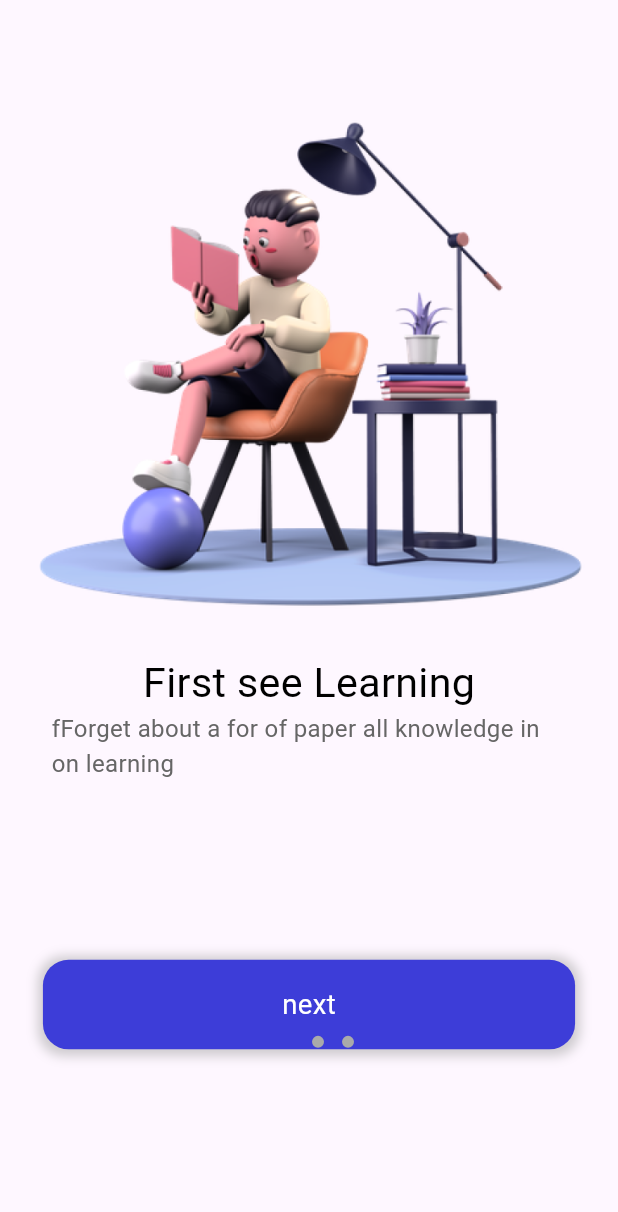
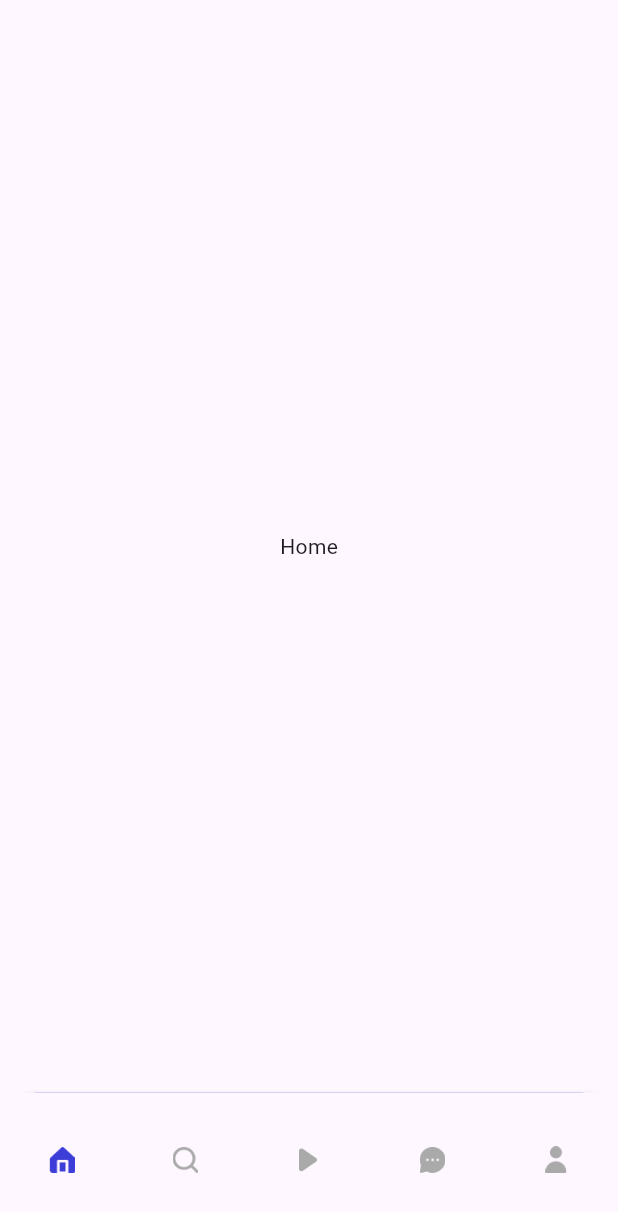
Before and after one commit to martin-ngigi/u_learn, a Flutter app: the screen it shows after launch, on a phone screen of 412 x 824 dp. Shown: the top 1212 px of the screen. Run offline on Flutter 3.47's test engine with Material 2 defaults, Android fonts, the phone set to English and light mode, and no system bars; drawn by our look-alikes of dots_indicator; our stand-ins replace cloud_firestore, firebase_auth, firebase_core, firebase_messaging, flutter_bloc, flutter_screenutil and 1 more; accounts and stored records are empty.

Commit message:
Bottom navigation done

```diff
--- a/lib/main.dart
+++ b/lib/main.dart
@@ -5,6 +5,7 @@ import 'package:flutter_screenutil/flutter_screenutil.dart';
 import 'package:u_learn/app_blocs.dart';
 import 'package:u_learn/app_events.dart';
 import 'package:u_learn/app_states.dart';
+import 'package:u_learn/pages/application/application_page.dart';
 import 'package:u_learn/pages/bloc_providers.dart';
 import 'package:u_learn/pages/register/register.dart';
 import 'package:u_learn/pages/sign_in/bloc/sign_in_bloc.dart';
@@ -54,7 +55,7 @@ class MyApp extends StatelessWidget {
               colorScheme: ColorScheme.fromSeed(seedColor: Colors.deepPurple),
               useMaterial3: true,
             ),
-            home: Welcome(),
+            home: ApplicationPage(),
             routes: {
               //"myHomePage": (context) => MyHomePage(),
               "signIn": (context) => SignIn(),
--- /dev/null
+++ b/lib/pages/application/application_page.dart
@@ -0,0 +1,166 @@
+import 'package:flutter/material.dart';
+import 'package:flutter_screenutil/flutter_screenutil.dart';
+import 'package:u_learn/common/values/colors.dart';
+import 'package:u_learn/pages/application/application_widgets.dart';
+
+class ApplicationPage extends StatefulWidget {
+
+  const ApplicationPage({super.key});
+
+  @override
+  State<ApplicationPage> createState() => _ApplicationPageState();
+}
+
+class _ApplicationPageState extends State<ApplicationPage> {
+  int _index = 0;
+
+  @override
+  Widget build(BuildContext context) {
+    return Container(
+      color: Colors.white,
+      child: Scaffold(
+        body: buildPage(_index),
+        bottomNavigationBar: Container(
+          width: 375.w,
+          height: 80.h,
+          decoration: BoxDecoration(
+            color: AppColors.primaryElement,
+            borderRadius: BorderRadius.only(
+              topLeft: Radius.circular(20.h),
+              topRight: Radius.circular(20.h),
+            ),
+            boxShadow: [
+              BoxShadow(
+                color: Colors.grey.withOpacity(0.1),
+                spreadRadius: 1,
+                blurRadius: 1
+              )
+            ]
+          ),
+          child: BottomNavigationBar(
+            onTap: (value){
+              setState((){
+                _index = value;
+              });
+              //print("---------> [ApplicationPage] tapped page index: $_index");
+
+            },
+            elevation: 0,
+            currentIndex: _index,
+            type: BottomNavigationBarType.fixed,
+            showSelectedLabels: false,
+            showUnselectedLabels: false,
+            selectedItemColor: AppColors.primaryElement,
+            unselectedItemColor: AppColors.primaryFourthElementText,
+            items: [
+              /// home
+              BottomNavigationBarItem(
+                  label: "Home",
+                  backgroundColor: Colors.grey,
+                  activeIcon: SizedBox(
+                    child: Image.asset(
+                      width: 15.w,
+                      height: 15.h,
+                      "assets/icons/home.png",
+                      color: AppColors.primaryElement,
+                    ),
+                  ) ,
+                  icon: SizedBox(
+                    width: 15.w,
+                    height: 15.h,
+                    child: Image.asset(
+                        "assets/icons/home.png"
+                    ),
+                  )
+              ),
+
+              ///search
+              BottomNavigationBarItem(
+                  label: "Search",
+                  backgroundColor: Colors.grey,
+                  activeIcon: SizedBox(
+                    child: Image.asset(
+                      width: 15.w,
+                      height: 15.h,
+                      "assets/icons/search2.png",
+                      color: AppColors.primaryElement,
+                    ),
+                  ) ,
+                  icon: SizedBox(
+                    width: 15.w,
+                    height: 15.h,
+                    child: Image.asset(
+                        "assets/icons/search2.png"
+                    ),
+                  )
+              ),
+
+              /// Course
+              BottomNavigationBarItem(
+                  label: "Course",
+                  backgroundColor: Colors.grey,
+                  activeIcon: SizedBox(
+                    child: Image.asset(
+                      width: 15.w,
+                      height: 15.h,
+                      "assets/icons/play-circle1.png",
+                      color: AppColors.primaryElement,
+                    ),
+                  ) ,
+                  icon: SizedBox(
+                    width: 15.w,
+                    height: 15.h,
+                    child: Image.asset(
+                      "assets/icons/play-circle1.png",
+                    ),
+                  )
+              ),
+
+              /// Chat
+              BottomNavigationBarItem(
+                  label: "Chat",
+                  backgroundColor: Colors.grey,
+                  activeIcon: SizedBox(
+                    child: Image.asset(
+                      width: 15.w,
+                      height: 15.h,
+                      "assets/icons/message-circle.png",
+                      color: AppColors.primaryElement,
+                    ),
+                  ) ,
+                  icon: SizedBox(
+                    width: 15.w,
+                    height: 15.h,
+                    child: Image.asset(
+                      "assets/icons/message-circle.png",
+                    ),
+                  )
+              ),
+
+              /// Profile
+              BottomNavigationBarItem(
+                  label: "Profile",
+                  backgroundColor: Colors.grey,
+                  activeIcon: SizedBox(
+                    child: Image.asset(
+                      width: 15.w,
+                      height: 15.h,
+                      "assets/icons/person2.png",
+                      color: AppColors.primaryElement,
+                    ),
+                  ) ,
+                  icon: SizedBox(
+                    width: 15.w,
+                    height: 15.h,
+                    child: Image.asset(
+                      "assets/icons/person2.png",
+                    ),
+                  )
+              ),
+            ],
+          ),
+        ),
+      ),
+    );
+  }
+}
--- /dev/null
+++ b/lib/pages/application/application_widgets.dart
@@ -0,0 +1,23 @@
+import 'package:flutter/material.dart';
+
+Widget buildPage(int index){
+  List<Widget> _widgets = [
+    Center(
+      child: Text("Home"),
+    ),
+    Center(
+      child: Text("Search"),
+    ),
+    Center(
+      child: Text("Course"),
+    ),
+    Center(
+      child: Text("Chat"),
+    ),
+    Center(
+      child: Text("Profile"),
+    )
+  ];
+
+  return _widgets[index];
+}
```
